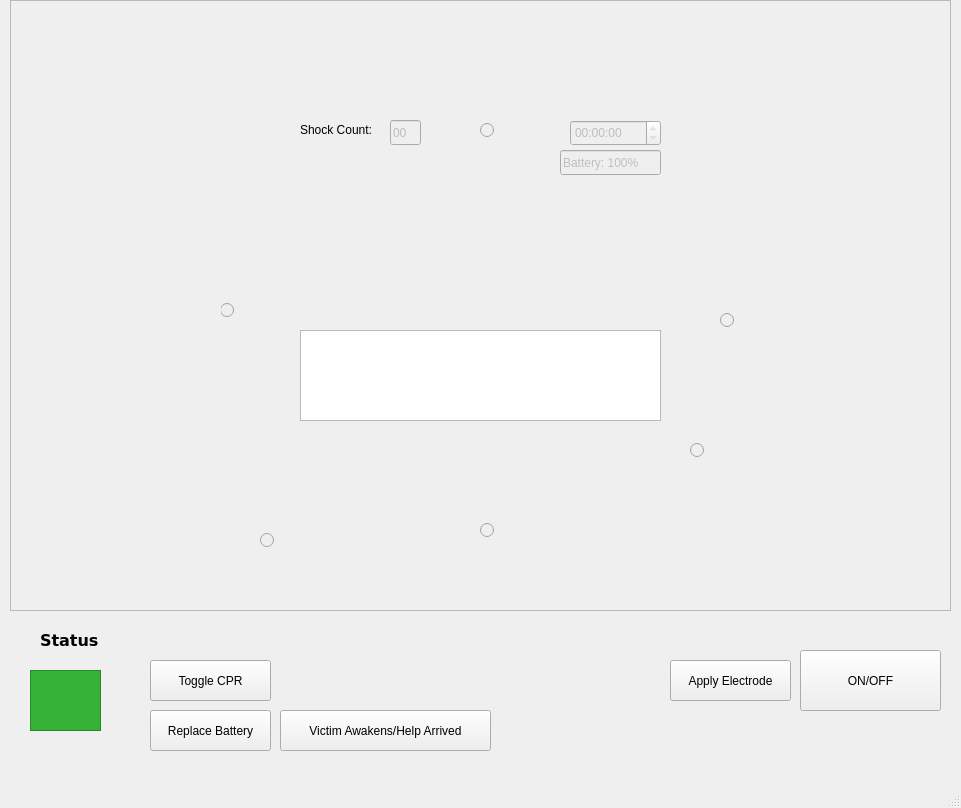
Above: src/aed-sim/mainwindow.ui from zachtes13/comp3004_aed-sim before the change. Below: the same form after it.
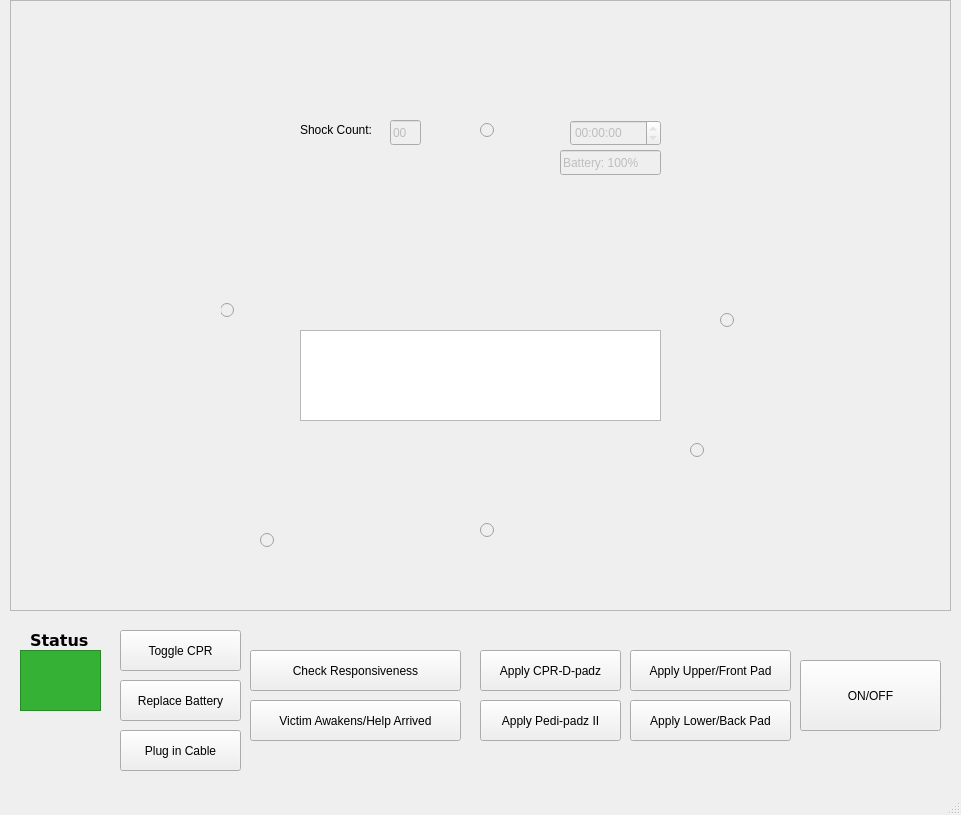
That is the form after the change.

The edit to the form file:
```diff
--- a/src/aed-sim/mainwindow.ui
+++ b/src/aed-sim/mainwindow.ui
@@ -7,7 +7,7 @@
     <x>0</x>
     <y>0</y>
     <width>961</width>
-    <height>808</height>
+    <height>815</height>
    </rect>
   </property>
   <property name="windowTitle">
@@ -493,9 +493,9 @@
    <widget class="QTextBrowser" name="statusDisplay">
     <property name="geometry">
      <rect>
-      <x>30</x>
-      <y>670</y>
-      <width>71</width>
+      <x>20</x>
+      <y>650</y>
+      <width>81</width>
       <height>61</height>
      </rect>
     </property>
@@ -507,7 +507,7 @@
    <widget class="QLabel" name="statusLabel">
     <property name="geometry">
      <rect>
-      <x>40</x>
+      <x>30</x>
       <y>630</y>
       <width>61</width>
       <height>21</height>
@@ -525,11 +525,76 @@
      <string>Status</string>
     </property>
    </widget>
+   <widget class="QPushButton" name="applyLowerBackPadButton">
+    <property name="geometry">
+     <rect>
+      <x>630</x>
+      <y>700</y>
+      <width>161</width>
+      <height>41</height>
+     </rect>
+    </property>
+    <property name="text">
+     <string>Apply Lower/Back Pad</string>
+    </property>
+   </widget>
+   <widget class="QPushButton" name="applyCprPadzButton">
+    <property name="geometry">
+     <rect>
+      <x>480</x>
+      <y>650</y>
+      <width>141</width>
+      <height>41</height>
+     </rect>
+    </property>
+    <property name="text">
+     <string>Apply CPR-D-padz</string>
+    </property>
+   </widget>
+   <widget class="QPushButton" name="applyPediPadzButton">
+    <property name="geometry">
+     <rect>
+      <x>480</x>
+      <y>700</y>
+      <width>141</width>
+      <height>41</height>
+     </rect>
+    </property>
+    <property name="text">
+     <string>Apply Pedi-padz II</string>
+    </property>
+   </widget>
+   <widget class="QPushButton" name="checkResponsivenessButton">
+    <property name="geometry">
+     <rect>
+      <x>250</x>
+      <y>650</y>
+      <width>211</width>
+      <height>41</height>
+     </rect>
+    </property>
+    <property name="text">
+     <string>Check Responsiveness</string>
+    </property>
+   </widget>
+   <widget class="QPushButton" name="connectCableButton">
+    <property name="geometry">
+     <rect>
+      <x>120</x>
+      <y>730</y>
+      <width>121</width>
+      <height>41</height>
+     </rect>
+    </property>
+    <property name="text">
+     <string>Plug in Cable</string>
+    </property>
+   </widget>
    <widget class="QPushButton" name="toggleCprButton">
     <property name="geometry">
      <rect>
-      <x>150</x>
-      <y>660</y>
+      <x>120</x>
+      <y>630</y>
       <width>121</width>
       <height>41</height>
      </rect>
@@ -541,23 +606,23 @@
    <widget class="QPushButton" name="applyElectrodeButton">
     <property name="geometry">
      <rect>
-      <x>670</x>
-      <y>660</y>
-      <width>121</width>
+      <x>630</x>
+      <y>650</y>
+      <width>161</width>
       <height>41</height>
      </rect>
     </property>
     <property name="text">
-     <string>Apply Electrode</string>
+     <string>Apply Upper/Front Pad</string>
     </property>
    </widget>
    <widget class="QPushButton" name="powerButton">
     <property name="geometry">
      <rect>
       <x>800</x>
-      <y>650</y>
+      <y>660</y>
       <width>141</width>
-      <height>61</height>
+      <height>71</height>
      </rect>
     </property>
     <property name="text">
@@ -567,8 +632,8 @@
    <widget class="QPushButton" name="replaceBatteryButton">
     <property name="geometry">
      <rect>
-      <x>150</x>
-      <y>710</y>
+      <x>120</x>
+      <y>680</y>
       <width>121</width>
       <height>41</height>
      </rect>
@@ -580,8 +645,8 @@
    <widget class="QPushButton" name="victimAwakensOrHelpArrivedButton">
     <property name="geometry">
      <rect>
-      <x>280</x>
-      <y>710</y>
+      <x>250</x>
+      <y>700</y>
       <width>211</width>
       <height>41</height>
      </rect>
```
Left out of the diff: 2 changed lines with no effect on the pictures.
